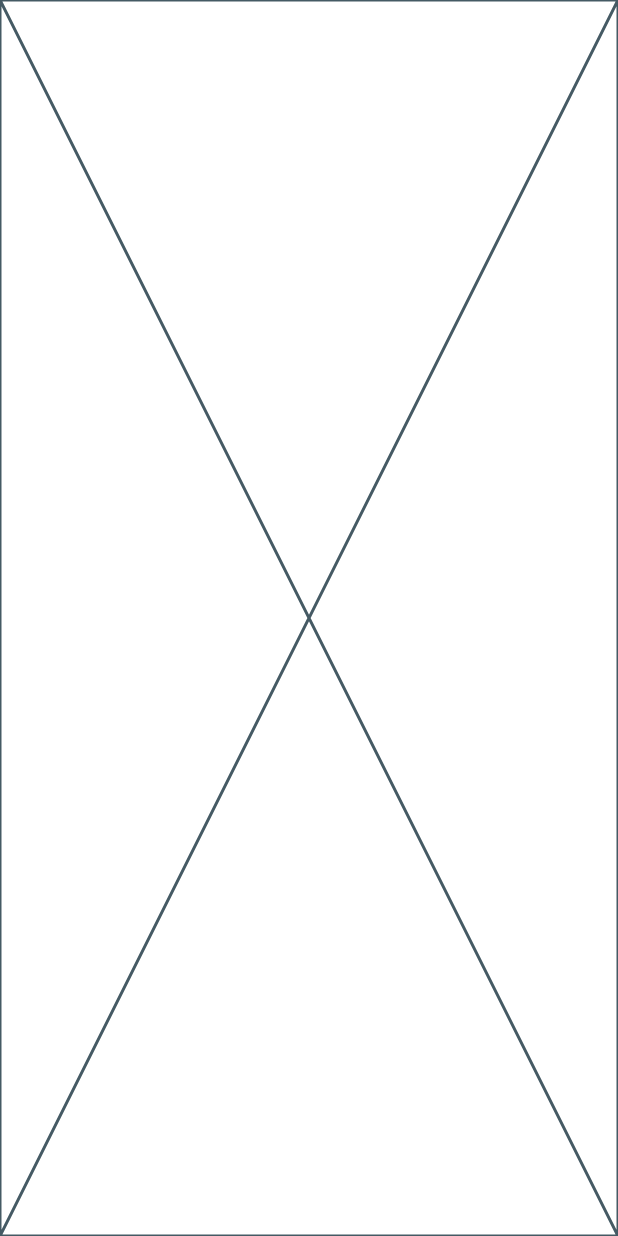
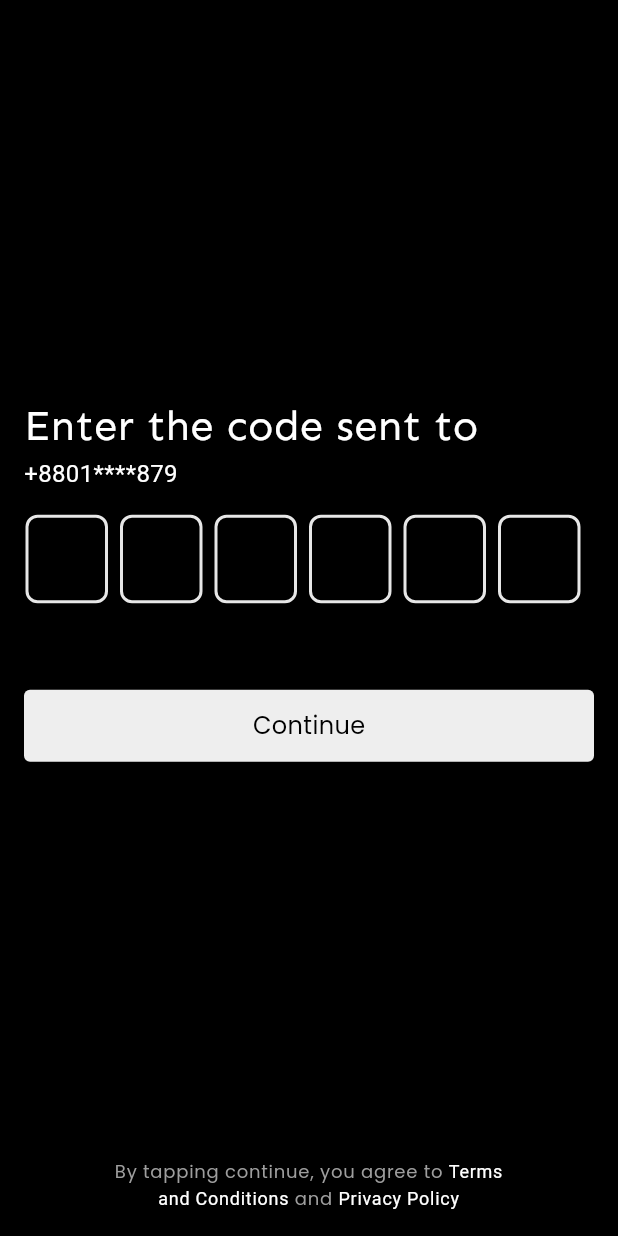
Before and after one commit to khsujon/Amar_Wallet, a Flutter app: the LoginScreen screen opened directly, after a tap on "Continue", on a phone screen of 412 x 824 dp. Run offline on Flutter 3.47's test engine with Material 3 defaults, Android fonts, the phone set to English and light mode, and no system bars; drawn by our look-alikes of flutter_otp_text_field; Roboto replaces fonts that are missing (Popins).

Commit message:
Otp screen complete

```diff
--- a/lib/constants/app_strings.dart
+++ b/lib/constants/app_strings.dart
@@ -8,4 +8,7 @@ class AppStrings {
   static const String loginTitle = 'Enter your mobile number';
   static const String continueButtonText = 'Continue';
   static const String agreementText = 'By tapping continue, you agree to ';
+
+  //otp page
+  static const String otpTitle = 'Enter the code sent to ';
 }
--- /dev/null
+++ b/lib/screens/home_screen/home_screen.dart
@@ -0,0 +1,15 @@
+import 'package:flutter/material.dart';
+
+class HomeScreen extends StatefulWidget {
+  const HomeScreen({super.key});
+
+  @override
+  State<HomeScreen> createState() => _HomeScreenState();
+}
+
+class _HomeScreenState extends State<HomeScreen> {
+  @override
+  Widget build(BuildContext context) {
+    return const Placeholder();
+  }
+}
--- a/lib/screens/otp_screen/otp_screen.dart
+++ b/lib/screens/otp_screen/otp_screen.dart
@@ -1,4 +1,13 @@
+// lib/screens/otp_screen/otp_screen.dart
+import 'package:amar_wallet/screens/home_screen/home_screen.dart';
 import 'package:flutter/material.dart';
+import 'package:flutter_otp_text_field/flutter_otp_text_field.dart';
+import 'package:url_launcher/url_launcher.dart';
+import '../../constants/app_colors.dart';
+import '../../constants/app_strings.dart';
+import '../../utils/media_query_utils.dart';
+import '../../widgets/custom_primary_button.dart';
+import '../../widgets/tapable_text.dart';
 
 class OTPScreen extends StatefulWidget {
   const OTPScreen({super.key});
@@ -10,6 +19,99 @@ class OTPScreen extends StatefulWidget {
 class _OTPScreenState extends State<OTPScreen> {
   @override
   Widget build(BuildContext context) {
-    return const Placeholder();
+    return Scaffold(
+      backgroundColor: AppColors.primaryColor,
+      body: SafeArea(
+        child: Padding(
+          padding: const EdgeInsets.symmetric(horizontal: 16),
+          child: Column(
+            crossAxisAlignment: CrossAxisAlignment.start,
+            children: [
+              const Spacer(),
+              // Title Text
+              const Text(
+                AppStrings.otpTitle,
+                style: TextStyle(
+                  fontFamily: 'Sen',
+                  fontSize: 28,
+                  fontWeight: FontWeight.w400,
+                  color: Colors.white,
+                ),
+              ),
+
+              const Text(
+                "+8801****879",
+                style: TextStyle(
+                  fontFamily: 'Popins',
+                  fontSize: 16,
+                  fontWeight: FontWeight.w400,
+                  color: Colors.white,
+                ),
+              ),
+              const SizedBox(height: 16),
+              // OTP Text Field
+              OtpTextField(
+                numberOfFields: 6,
+                borderColor: Colors.white,
+                focusedBorderColor: Colors.white, // Active box color
+                disabledBorderColor:
+                    Colors.grey.withOpacity(0.5), // Inactive box color
+                textStyle: const TextStyle(
+                  color: Colors.white, // Input text color
+                  fontSize: 18,
+                  fontWeight: FontWeight.bold,
+                ),
+                fieldWidth: (MediaQueryUtils.screenWidth - 32 - 50) /
+                    6, // Adjust width dynamically
+                borderRadius: BorderRadius.circular(8),
+                showFieldAsBox: true,
+                onCodeChanged: (String code) {
+                  // Handle individual field changes if needed
+                },
+                onSubmit: (String verificationCode) {
+                  // Show dialog when OTP is submitted
+                  // showDialog(
+                  //   context: context,
+                  //   builder: (context) {
+                  //     return AlertDialog(
+                  //       title: const Text("Verification Code"),
+                  //       content: Text('Code entered is $verificationCode'),
+                  //     );
+                  //   },
+                  // );
+                },
+              ),
+              SizedBox(height: MediaQueryUtils.screenHeight * 0.07),
+              // Continue Button
+              CustomPrimaryButton(
+                width: MediaQueryUtils.screenWidth - 32,
+                onTap: () {
+                  Navigator.push(
+                    context,
+                    MaterialPageRoute(builder: (context) => const HomeScreen()),
+                  );
+                },
+                text: AppStrings.continueButtonText,
+              ),
+              const Spacer(),
+              // Tapable Text
+              TapableText(
+                firstPart: AppStrings.agreementText,
+                secondPart: '',
+                onTapFirst: () {
+                  // Handle Terms and Conditions tap
+                  launchUrl(Uri.parse('https://example.com/terms'));
+                },
+                onTapSecond: () {
+                  // Handle Privacy Policy tap
+                  launchUrl(Uri.parse('https://example.com/privacy'));
+                },
+              ),
+              const SizedBox(height: 16),
+            ],
+          ),
+        ),
+      ),
+    );
   }
 }
--- a/pubspec.yaml
+++ b/pubspec.yaml
@@ -36,7 +36,7 @@ dependencies:
   # Use with the CupertinoIcons class for iOS style icons.
   cupertino_icons: ^1.0.8
   url_launcher:
-  google_fonts:
+  flutter_otp_text_field:
 
 dev_dependencies:
   flutter_test:
```
Also changed, not shown: pubspec.lock, 1 other file.
